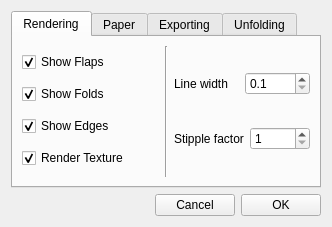
The window that interface/settingswindow.ui (SeriousAlexej/Ivo) describes before a commit, drawn with Qt 5.
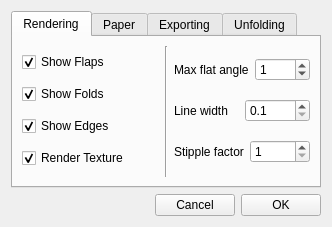
The same window after the commit.

Commit message: Implemented polypainting, added 'max fold flat angle' setting, small bugfixes etc

What changed in the file:
```diff
--- a/interface/settingswindow.ui
+++ b/interface/settingswindow.ui
@@ -79,6 +79,27 @@
          </item>
          <item>
           <layout class="QVBoxLayout" name="verticalLayout_7">
+           <item>
+            <layout class="QHBoxLayout" name="horizontalLayout_11">
+             <item>
+              <widget class="QLabel" name="label_12">
+               <property name="text">
+                <string>Max flat angle</string>
+               </property>
+              </widget>
+             </item>
+             <item>
+              <widget class="QSpinBox" name="spinBoxMaxFlatAngle">
+               <property name="maximum">
+                <number>179</number>
+               </property>
+               <property name="value">
+                <number>1</number>
+               </property>
+              </widget>
+             </item>
+            </layout>
+           </item>
            <item>
             <layout class="QHBoxLayout" name="horizontalLayout_8">
              <item>
```
The commit also changes 16 other files.
